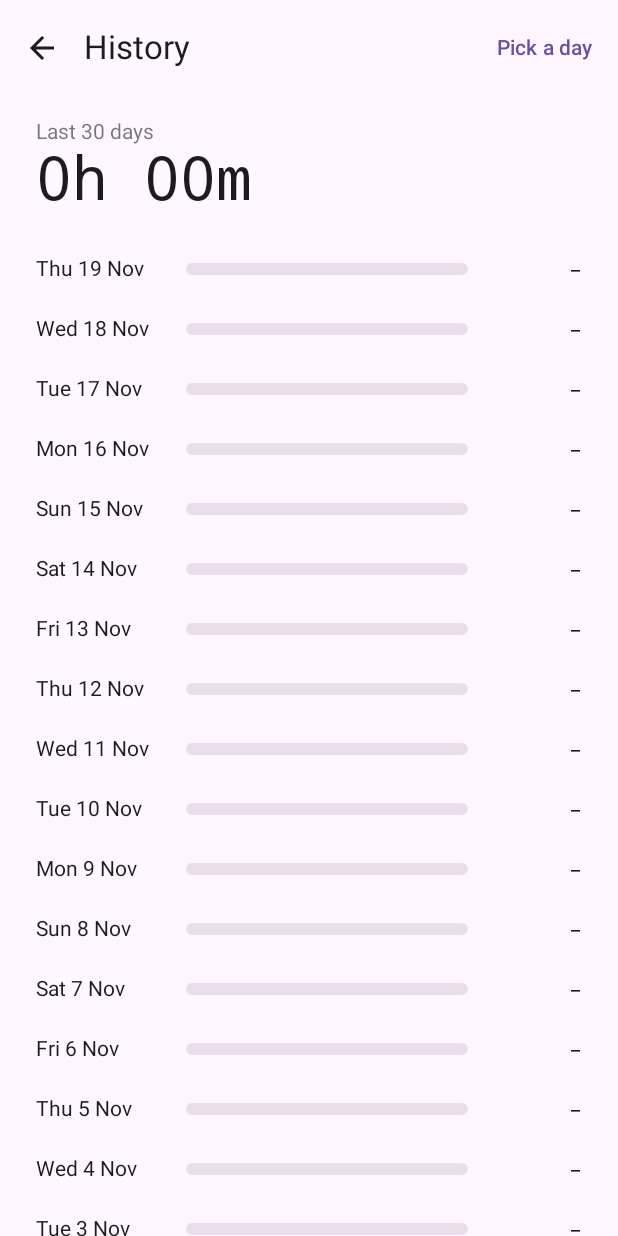
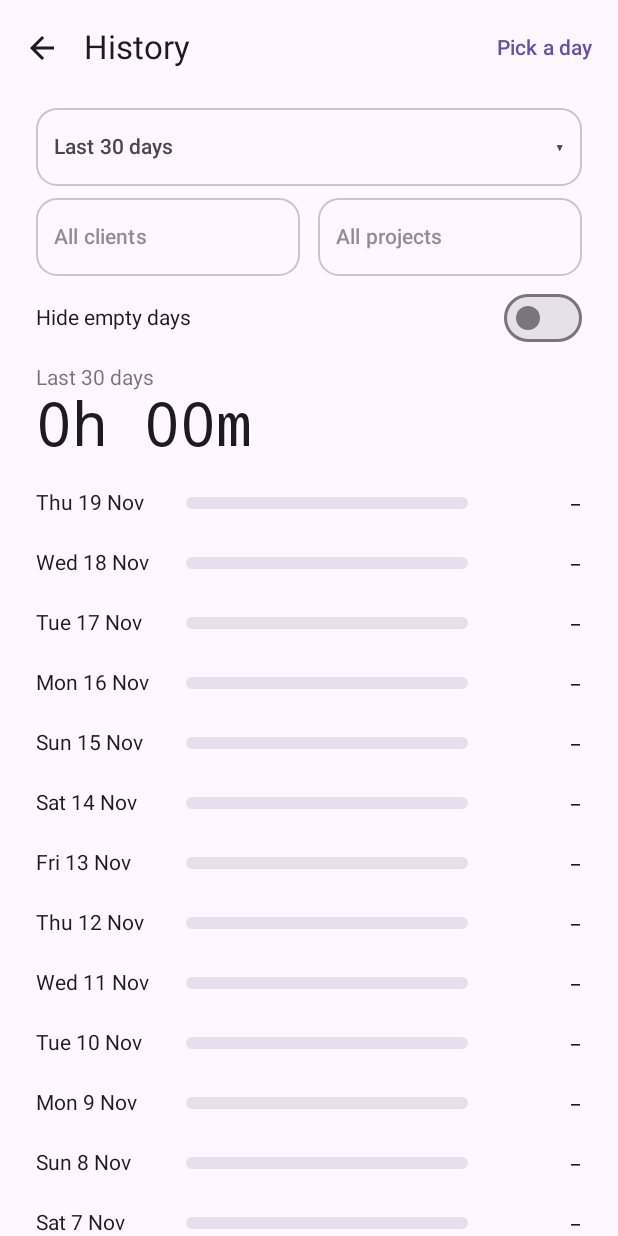
Before and after one commit to mircopergreffi/worktracker, an Android app built with Jetpack Compose: the composable HistoryScreen shown on its own in the app's theme, on a phone screen of 412 x 824 dp. Run offline under Robolectric (Android 15) with nearby library versions, the phone set to English and light mode, and no system bars.

Commit message:
Improved history screen with client/project selector, hide empty days option, time period filter

```diff
--- /dev/null
+++ b/app/src/main/java/com/example/workhours/HistoryPeriod.kt
@@ -0,0 +1,30 @@
+package com.example.workhours
+
+import java.time.LocalDate
+import java.time.temporal.TemporalAdjusters
+import java.time.temporal.WeekFields
+import java.util.Locale
+
+enum class HistoryPeriod(val label: String) {
+    LAST_30("Last 30 days"),
+    THIS_WEEK("Current week"),
+    LAST_WEEK("Last week"),
+    THIS_MONTH("Current month"),
+    LAST_MONTH("Last month");
+
+    /** Inclusive date range. "Current" periods end today; weeks start on the locale's first day. */
+    fun range(today: LocalDate): Pair<LocalDate, LocalDate> {
+        val first = WeekFields.of(Locale.getDefault()).firstDayOfWeek
+        val weekStart = today.with(TemporalAdjusters.previousOrSame(first))
+        return when (this) {
+            LAST_30 -> today.minusDays(29) to today
+            THIS_WEEK -> weekStart to today
+            LAST_WEEK -> weekStart.minusWeeks(1) to weekStart.minusDays(1)
+            THIS_MONTH -> today.withDayOfMonth(1) to today
+            LAST_MONTH -> {
+                val start = today.withDayOfMonth(1).minusMonths(1)
+                start to start.withDayOfMonth(start.lengthOfMonth())
+            }
+        }
+    }
+}
--- a/app/src/main/java/com/example/workhours/MainViewModel.kt
+++ b/app/src/main/java/com/example/workhours/MainViewModel.kt
@@ -21,6 +21,13 @@ data class UiState(
     val entries: List<EntryView> = emptyList(),
     val workedSeconds: Long = 0,
     val isIn: Boolean = false
+)
+
+data class HistoryFilter(
+    val period: HistoryPeriod,
+    val clientId: Long? = null,
+    val projectId: Long? = null,
+    val hideEmpty: Boolean = false
 )
 
 data class Selection(val clientId: Long? = null, val projectId: Long? = null)
@@ -83,6 +90,7 @@ class MainViewModel(app: Application) : AndroidViewModel(app) {
         dao.deleteProjectsOfClient(client.id)
         dao.deleteClient(client.id)
         if (_selection.value.clientId == client.id) setSelection(null, null)
+        if (_filter.value.clientId == client.id) _filter.update { it.copy(clientId = null, projectId = null) }
         onResult(true)
     }
 
@@ -100,6 +108,7 @@ class MainViewModel(app: Application) : AndroidViewModel(app) {
         }
         dao.deleteProject(project.id)
         if (_selection.value.projectId == project.id) setSelection(_selection.value.clientId, null)
+        if (_filter.value.projectId == project.id) _filter.update { it.copy(projectId = null) }
         onResult(true)
     }
 
@@ -125,18 +134,49 @@ class MainViewModel(app: Application) : AndroidViewModel(app) {
         }
         .stateIn(viewModelScope, SharingStarted.WhileSubscribed(5000), UiState())
 
-    /** Last 30 days (today first) with worked seconds per day, including empty days. */
-    val history: StateFlow<List<DaySummary>> = clock
-        .map { it.toLocalDate() }
-        .distinctUntilChanged()
-        .flatMapLatest { today ->
-            dao.observeSince(today.minusDays(29).toString()).combine(clock) { all, now ->
-                val byDay = all.groupBy { it.day }
-                (0..29).map { i ->
-                    val d = today.minusDays(i.toLong())
-                    val list = byDay[d.toString()].orEmpty()
-                    DaySummary(d, workedSeconds(list, if (i == 0) now.toLocalTime() else null), list.size)
-                }
+    // ---------- history filter ----------
+    private fun loadPeriod(): HistoryPeriod =
+        runCatching { HistoryPeriod.valueOf(prefs.getString("default_period", "") ?: "") }
+            .getOrDefault(HistoryPeriod.LAST_30)
+
+    private val _defaultPeriod = MutableStateFlow(loadPeriod())
+    val defaultPeriod: StateFlow<HistoryPeriod> = _defaultPeriod
+
+    private val _filter = MutableStateFlow(HistoryFilter(_defaultPeriod.value))
+    val historyFilter: StateFlow<HistoryFilter> = _filter
+
+    fun setDefaultPeriod(period: HistoryPeriod) {
+        prefs.edit().putString("default_period", period.name).apply()
+        _defaultPeriod.value = period
+        _filter.update { it.copy(period = period) }
+    }
+
+    fun setPeriod(period: HistoryPeriod) = _filter.update { it.copy(period = period) }
+    fun setHideEmpty(hide: Boolean) = _filter.update { it.copy(hideEmpty = hide) }
+    fun setFilterClient(id: Long?) = _filter.update { it.copy(clientId = id, projectId = null) }
+
+    /** Picking a project also selects its client, so the two filters never disagree. */
+    fun setFilterProject(id: Long?) = _filter.update { f ->
+        val owner = id?.let { pid -> projects.value.find { it.id == pid }?.clientId } ?: f.clientId
+        f.copy(clientId = owner, projectId = id)
+    }
+
+    /** One row per day of the selected period (newest first), for the selected client / project. */
+    val history: StateFlow<List<DaySummary>> = _filter
+        .flatMapLatest { f ->
+            clock.map { it.toLocalDate() }.distinctUntilChanged().flatMapLatest { today ->
+                val (from, to) = f.period.range(today)
+                dao.observeRange(from.toString(), to.toString(), f.clientId, f.projectId)
+                    .combine(clock) { all, now ->
+                        val byDay = all.groupBy { it.day }
+                        generateSequence(to) { d -> d.minusDays(1).takeIf { !it.isBefore(from) } }
+                            .map { d ->
+                                val list = byDay[d.toString()].orEmpty()
+                                DaySummary(d, workedSeconds(list, if (d == today) now.toLocalTime() else null), list.size)
+                            }
+                            .filter { !f.hideEmpty || it.count > 0 }
+                            .toList()
+                    }
             }
         }
         .stateIn(viewModelScope, SharingStarted.WhileSubscribed(5000), emptyList())
--- a/app/src/main/java/com/example/workhours/ui/Components.kt
+++ b/app/src/main/java/com/example/workhours/ui/Components.kt
@@ -16,6 +16,7 @@ import androidx.compose.ui.text.style.TextAlign
 import androidx.compose.ui.text.style.TextOverflow
 import androidx.compose.ui.unit.Dp
 import androidx.compose.ui.unit.dp
+import com.example.workhours.HistoryPeriod
 
 /** Colors a client can be given (ARGB ints). */
 val Palette: List<Int> = listOf(
@@ -37,9 +38,9 @@ fun Selector(
     selected: Option?,
     options: List<Option>,
     enabled: Boolean,
-    addLabel: String,
+    addLabel: String?,
     onSelect: (Long) -> Unit,
-    onAdd: () -> Unit,
+    onAdd: () -> Unit = {},
     modifier: Modifier = Modifier
 ) {
     var open by remember { mutableStateOf(false) }
@@ -74,11 +75,13 @@ fun Selector(
                     onClick = { open = false; onSelect(o.id) }
                 )
             }
-            if (options.isNotEmpty()) HorizontalDivider()
-            DropdownMenuItem(
-                text = { Text(addLabel, color = MaterialTheme.colorScheme.primary) },
-                onClick = { open = false; onAdd() }
-            )
+            if (addLabel != null) {
+                if (options.isNotEmpty()) HorizontalDivider()
+                DropdownMenuItem(
+                    text = { Text(addLabel, color = MaterialTheme.colorScheme.primary) },
+                    onClick = { open = false; onAdd() }
+                )
+            }
         }
     }
 }
@@ -147,3 +150,25 @@ fun NameColorDialog(
         }
     )
 }
+
+/** Dropdown to choose a history period (last 30 days, current week, ...). */
+@Composable
+fun PeriodSelector(value: HistoryPeriod, onChange: (HistoryPeriod) -> Unit, modifier: Modifier = Modifier) {
+    var open by remember { mutableStateOf(false) }
+    Box(modifier) {
+        OutlinedButton(
+            onClick = { open = true },
+            modifier = Modifier.fillMaxWidth().height(52.dp),
+            shape = RoundedCornerShape(14.dp),
+            contentPadding = PaddingValues(horizontal = 12.dp)
+        ) {
+            Text(value.label, Modifier.weight(1f), maxLines = 1, textAlign = TextAlign.Start)
+            Text("▾")
+        }
+        DropdownMenu(expanded = open, onDismissRequest = { open = false }) {
+            HistoryPeriod.entries.forEach { p ->
+                DropdownMenuItem(text = { Text(p.label) }, onClick = { open = false; onChange(p) })
+            }
+        }
+    }
+}
--- a/app/src/main/java/com/example/workhours/ui/History.kt
+++ b/app/src/main/java/com/example/workhours/ui/History.kt
@@ -33,9 +33,27 @@ private val longDate = DateTimeFormatter.ofPattern("EEEE d MMMM yyyy")
 @Composable
 fun HistoryScreen(vm: MainViewModel, onBack: () -> Unit, onDay: (LocalDate) -> Unit) {
     val days by vm.history.collectAsStateWithLifecycle()
+    val filter by vm.historyFilter.collectAsStateWithLifecycle()
+    val clients by vm.clients.collectAsStateWithLifecycle()
+    val projects by vm.projects.collectAsStateWithLifecycle()
     var picking by remember { mutableStateOf(false) }
+
     val total = days.sumOf { it.seconds }
     val max = maxOf(days.maxOfOrNull { it.seconds } ?: 0L, 1L)
+
+    val client = clients.find { it.id == filter.clientId }
+    val project = projects.find { it.id == filter.projectId }
+    val clientsById = clients.associateBy { it.id }
+
+    val clientOptions = listOf(Option(-1, "All clients", null)) +
+        clients.map { Option(it.id, it.name, it.color) }
+    // Without a client, every project is listed with its client name next to it.
+    val projectOptions = listOf(Option(-1, "All projects", null)) + projects
+        .filter { client == null || it.clientId == client.id }
+        .map {
+            if (client == null) Option(it.id, "${it.name} · ${clientsById[it.clientId]?.name ?: "?"}", clientsById[it.clientId]?.color)
+            else Option(it.id, it.name, null)
+        }
 
     Scaffold(
         containerColor = MaterialTheme.colorScheme.background,
@@ -53,10 +71,43 @@ fun HistoryScreen(vm: MainViewModel, onBack: () -> Unit, onDay: (LocalDate) -> U
         }
     ) { padding ->
         Column(Modifier.padding(padding).padding(horizontal = 24.dp).fillMaxSize()) {
-            Spacer(Modifier.height(16.dp))
-            Text("Last 30 days", color = MaterialTheme.colorScheme.onSurface.copy(alpha = 0.6f), fontSize = 14.sp)
+            Spacer(Modifier.height(8.dp))
+            PeriodSelector(value = filter.period, onChange = vm::setPeriod, modifier = Modifier.fillMaxWidth())
+            Spacer(Modifier.height(8.dp))
+            Row(horizontalArrangement = Arrangement.spacedBy(12.dp)) {
+                Selector(
+                    label = "All clients",
+                    selected = client?.let { Option(it.id, it.name, it.color) },
+                    options = clientOptions,
+                    enabled = true,
+                    addLabel = null,
+                    onSelect = { id -> vm.setFilterClient(if (id >= 0) id else null) },
+                    modifier = Modifier.weight(1f)
+                )
+                Selector(
+                    label = "All projects",
+                    selected = project?.let { Option(it.id, it.name, null) },
+                    options = projectOptions,
+                    enabled = true,
+                    addLabel = null,
+                    onSelect = { id -> vm.setFilterProject(if (id >= 0) id else null) },
+                    modifier = Modifier.weight(1f)
+                )
+            }
+            Spacer(Modifier.height(4.dp))
+            Row(Modifier.fillMaxWidth(), verticalAlignment = Alignment.CenterVertically) {
+                Text("Hide empty days", Modifier.weight(1f))
+                Switch(checked = filter.hideEmpty, onCheckedChange = vm::setHideEmpty)
+            }
+
+            Spacer(Modifier.height(8.dp))
+            Text(filter.period.label, color = MaterialTheme.colorScheme.onSurface.copy(alpha = 0.6f), fontSize = 14.sp)
             Text(formatHm(total), fontSize = 40.sp, fontWeight = FontWeight.Light, fontFamily = FontFamily.Monospace)
-            Spacer(Modifier.height(16.dp))
+            Spacer(Modifier.height(8.dp))
+
+            if (days.isEmpty()) {
+                Text("No days to show", color = MaterialTheme.colorScheme.onSurface.copy(alpha = 0.5f))
+            }
             LazyColumn(contentPadding = PaddingValues(bottom = 24.dp)) {
                 items(days, key = { it.day.toString() }) { d ->
                     Row(
```
Also changed, not shown: app/src/main/java/com/example/workhours/data/EntryDao.kt (+7 -2 lines), app/src/main/java/com/example/workhours/ui/Screens.kt (+9 -0 lines).
